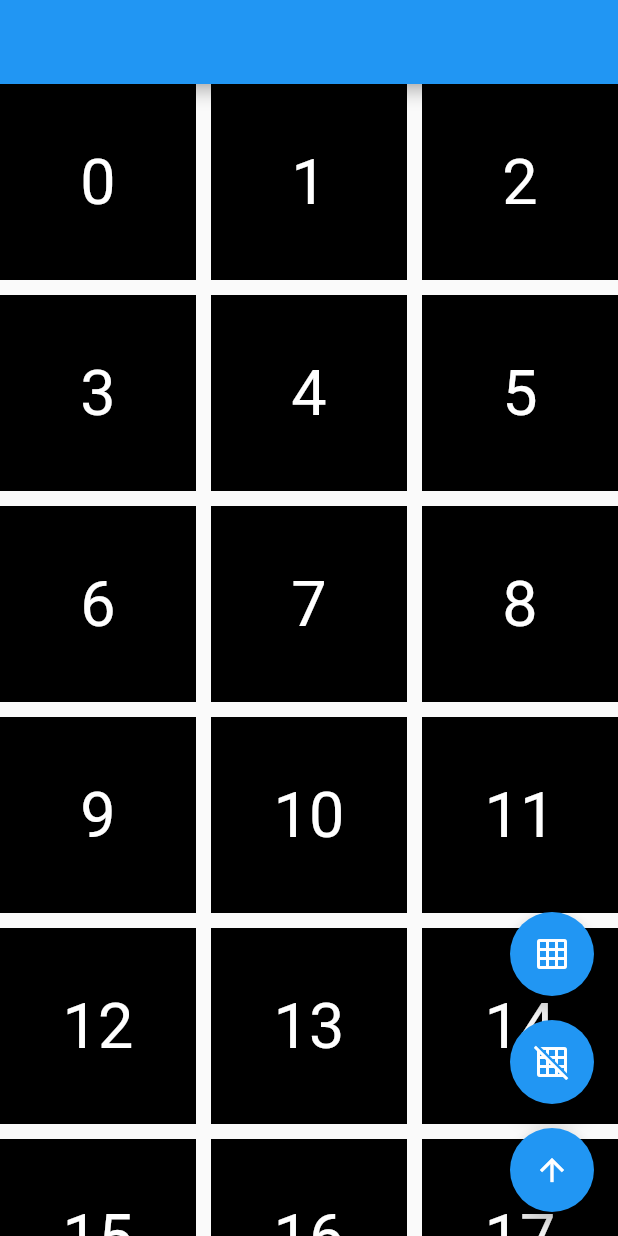
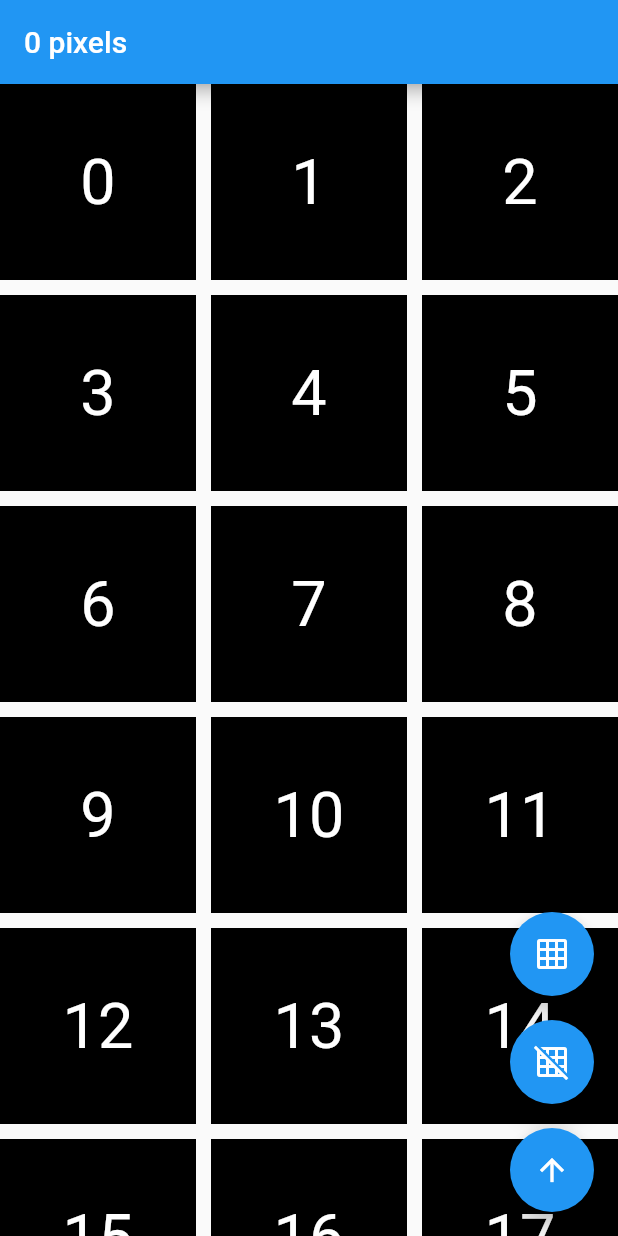
Before and after one commit to sa8a/book_flutter_introduction_development, a Flutter app: the screen it shows after launch, after a tap on the "grid on" icon, on a phone screen of 412 x 824 dp. Run offline on Flutter 3.47's test engine with Material 2 defaults, Android fonts, the phone set to English and light mode, and no system bars.

Commit message:
P54: スクロール位置の取得

```diff
--- a/lib/main.dart
+++ b/lib/main.dart
@@ -26,6 +26,14 @@ class _GridViewPageState extends State<GridViewPage> {
   final ScrollController _scrollController = ScrollController();
 
   @override
+  void initState() {
+    _scrollController.addListener(() {
+      setState(() {});
+    });
+    super.initState();
+  }
+
+  @override
   void dispose() {
     _scrollController.dispose();
     super.dispose();
@@ -34,7 +42,10 @@ class _GridViewPageState extends State<GridViewPage> {
   @override
   Widget build(BuildContext context) {
     return Scaffold(
-      appBar: AppBar(),
+      appBar: AppBar(
+        title: Text(
+            '${_scrollController.hasClients ? _scrollController.position.pixels.toInt().toString() : 0} pixels'),
+      ),
       floatingActionButton: Column(
         mainAxisAlignment: MainAxisAlignment.end,
         children: [
```
